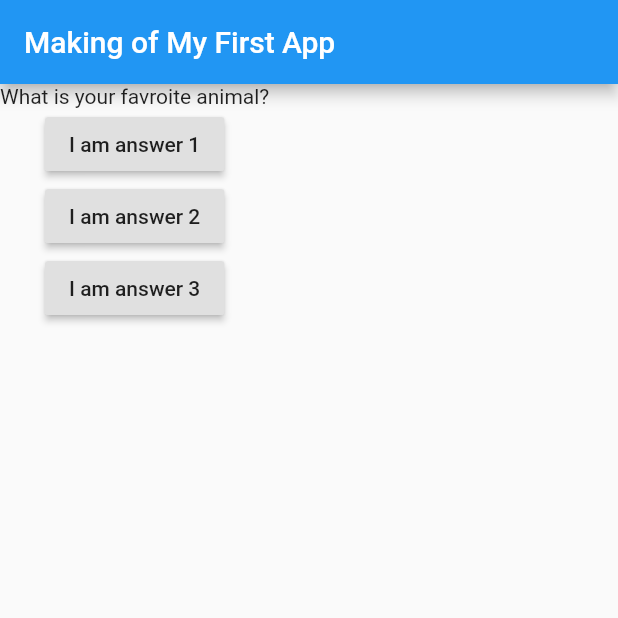
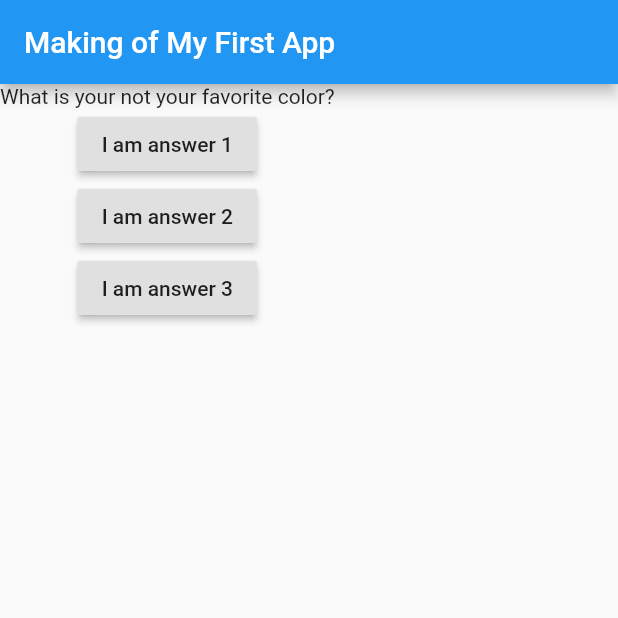
Before and after one commit to Bashiruu1/FlutterDemo, a Flutter app: the screen it shows after launch, after a tap on "I am answer 1", on a phone screen of 412 x 824 dp, the top half of it. Run offline on Flutter 3.47's test engine with Material 2 defaults, Android fonts, the phone set to English and light mode, and no system bars.

Commit message:
testing commit

```diff
--- a/lib/main.dart
+++ b/lib/main.dart
@@ -24,7 +24,7 @@ class MyAppState extends State<MyApp> {
   Widget build(BuildContext context) {
     List<String> questions = [
       "What is your favorite color?",
-      "What is your favroite animal?"
+      "What is your not your favorite color?"
     ];
 
     return MaterialApp(
```
